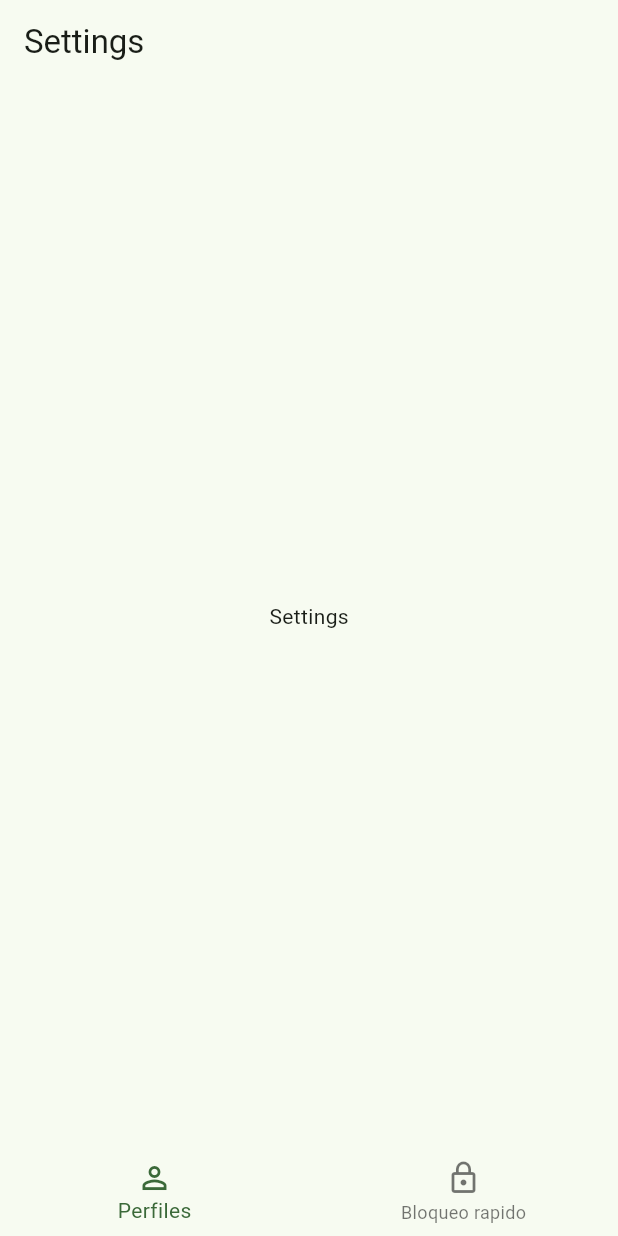
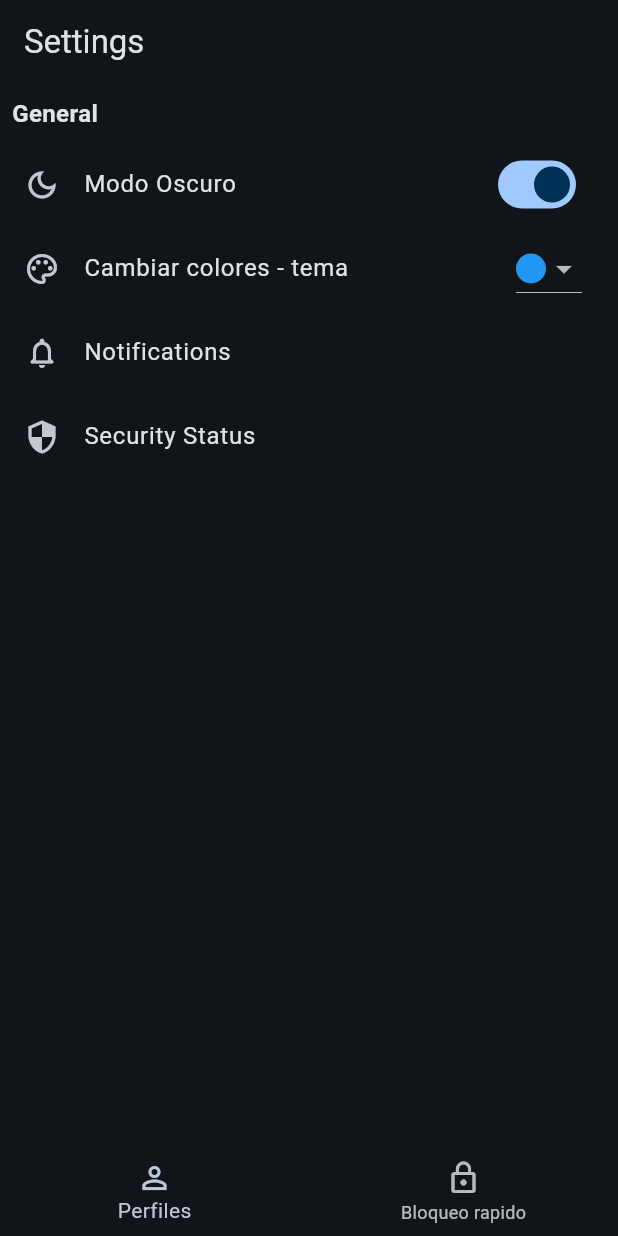
Before and after one commit to Deckgeld/focustime, a Flutter app: the SettingsScreen screen opened by its route, on a phone screen of 412 x 824 dp. Run offline on Flutter 3.47's test engine with Material 3 defaults, Android fonts, the phone set to English and light mode, and no system bars; our stand-ins replace flutter_riverpod, go_router, riverpod_annotation; generated files the repository leaves out were written again.

Commit message:
appTheme state finish

```diff
--- a/lib/config/theme/app_theme.dart
+++ b/lib/config/theme/app_theme.dart
@@ -9,14 +9,23 @@ const colorList = <Color>[
 ];
 
 class AppTheme {
+  final bool isDarkMode;
   final int selectColor;
 
-  AppTheme({required this.selectColor})
+  AppTheme({this.selectColor = 2, this.isDarkMode = true})
       : assert(selectColor >= 0, 'Select color must be greater than 0'),
-        assert(selectColor < colorList.length, 'Select color must be less than ${colorList.length}');
+        assert(selectColor < colorList.length,
+            'Select color must be less than ${colorList.length}');
 
   ThemeData getTheme() => ThemeData(
-        //useMaterial3: true,
         colorSchemeSeed: colorList[selectColor],
+        brightness: isDarkMode ? Brightness.dark : Brightness.light,
       );
+
+  AppTheme copyWith({bool? isDarkMode, int? selectColor}) {
+    return AppTheme(
+      isDarkMode: isDarkMode ?? this.isDarkMode,
+      selectColor: selectColor ?? this.selectColor,
+    );
+  }
 }
--- a/lib/main.dart
+++ b/lib/main.dart
@@ -2,19 +2,22 @@ import 'package:flutter/material.dart';
 import 'package:flutter_riverpod/flutter_riverpod.dart';
 import 'package:focustime/config/router/app_router.dart';
 import 'package:focustime/config/theme/app_theme.dart';
+import 'package:focustime/presentation/providers/providers.dart';
 
 void main() => runApp(
   const ProviderScope( child: MainApp() )
 );
 
-class MainApp extends StatelessWidget {
+class MainApp extends ConsumerWidget {
   const MainApp({super.key});
 
   @override
-  Widget build(BuildContext context) {
+  Widget build(BuildContext context, WidgetRef ref) {
+    final AppTheme appTheme = ref.watch(themeProvider);
+
     return MaterialApp.router(
       routerConfig: appRouter,
-      theme: AppTheme(selectColor: 1).getTheme(),
+      theme: appTheme.getTheme(),
       debugShowCheckedModeBanner: false,
     );
   }
--- a/lib/presentation/providers/providers.dart
+++ b/lib/presentation/providers/providers.dart
@@ -1 +1,2 @@
 export 'profiles/profile_providers.dart';
+export 'theme/theme_providers.dart';
--- /dev/null
+++ b/lib/presentation/providers/theme/theme_providers.dart
@@ -0,0 +1,22 @@
+import 'package:flutter_riverpod/flutter_riverpod.dart';
+import 'package:focustime/config/theme/app_theme.dart';
+import 'package:riverpod_annotation/riverpod_annotation.dart';
+
+part 'theme_providers.g.dart';
+
+final colorListProvider = StateProvider((ref) => colorList);
+
+@riverpod
+class Theme extends _$Theme {
+
+  @override
+  AppTheme build() => AppTheme();
+
+  void changeColor(int index) {
+    state = state.copyWith(selectColor: index);
+  }
+
+  void changeTheme() {
+    state = state.copyWith(isDarkMode: !state.isDarkMode);
+  }
+}
--- a/lib/presentation/screen/settings_screen.dart
+++ b/lib/presentation/screen/settings_screen.dart
@@ -1,17 +1,121 @@
 import 'package:flutter/material.dart';
+import 'package:flutter_riverpod/flutter_riverpod.dart';
+import 'package:focustime/presentation/providers/providers.dart';
 
-class SettingsScreen extends StatelessWidget {
+class SettingsScreen extends ConsumerWidget {
   const SettingsScreen({super.key});
 
   @override
-  Widget build(BuildContext context) {
+  Widget build(BuildContext context, WidgetRef ref) {
+    final isDarkMode = ref.watch(themeProvider).isDarkMode;
+    // Asumiendo que colors es una lista de String
+    final colors = ref.watch(colorListProvider);
+    final currentColor = ref.watch(themeProvider).selectColor;
+
+
     return Scaffold(
       appBar: AppBar(
         title: const Text('Settings'),
       ),
-      body: const Center(
-        child: Text('Settings'),
+      body: Center(
+        child: Container(
+          constraints: const BoxConstraints(),
+          child: ListView(
+            children: [
+              _SingleSection(
+                title: "General",
+                children: [
+                  _CustomListTile(
+                      title: "Modo Oscuro",
+                      icon: Icons.dark_mode_outlined,
+                      trailing: Switch(
+                          value: isDarkMode,
+                          onChanged: (value) {
+                            ref.read(themeProvider.notifier).changeTheme();
+                          })),
+                  _CustomListTile(
+                    title: "Cambiar colores - tema",
+                    icon: Icons.color_lens_outlined,
+                    trailing: DropdownButton<int>(
+                      value: currentColor, // Asegúrate de que esto sea un índice (int)
+                      items: List.generate(colors.length, (index) {
+                        return DropdownMenuItem<int>(
+                          value: index,
+                          child: Container(
+                            decoration: BoxDecoration(
+                              color: colors[index],
+                              shape: BoxShape.circle,
+                            ),
+                            width: 20,
+                            height: 20,
+                          ),
+                        );
+                      }),
+                      onChanged: (int? newIndex) {
+                        ref.read(themeProvider.notifier).changeColor(newIndex!);
+                      },
+                    ),
+                  ),
+                  const _CustomListTile(
+                      title: "Notifications",
+                      icon: Icons.notifications_none_rounded),
+                  const _CustomListTile(
+                      title: "Security Status",
+                      icon: Icons.security_outlined),
+                ],
+              ),
+            ],
+          ),
+        ),
       ),
     );
   }
 }
+
+class _CustomListTile extends StatelessWidget {
+  final String title;
+  final IconData icon;
+  final Widget? trailing;
+  const _CustomListTile(
+      {required this.title, required this.icon, this.trailing});
+
+  @override
+  Widget build(BuildContext context) {
+    return ListTile(
+      title: Text(title),
+      leading: Icon(icon),
+      trailing: trailing,
+      onTap: () {},
+    );
+  }
+}
+
+class _SingleSection extends StatelessWidget {
+  final String? title;
+  final List<Widget> children;
+  const _SingleSection({
+    this.title,
+    required this.children,
+  });
+
+  @override
+  Widget build(BuildContext context) {
+    return Column(
+      mainAxisAlignment: MainAxisAlignment.start,
+      crossAxisAlignment: CrossAxisAlignment.start,
+      children: [
+        if (title != null)
+          Padding(
+            padding: const EdgeInsets.all(8.0),
+            child: Text(
+              title!,
+              style: const TextStyle(fontSize: 16, fontWeight: FontWeight.bold),
+            ),
+          ),
+        Column(
+          children: children,
+        ),
+      ],
+    );
+  }
+}
--- a/lib/presentation/widgets/cards/blocked_apps_icon.dart
+++ b/lib/presentation/widgets/cards/blocked_apps_icon.dart
@@ -3,7 +3,7 @@ import 'package:flutter/material.dart';
 class BlockedAppsIcons extends StatelessWidget {
   final List<String> appImageUrls;
 
-  BlockedAppsIcons({required this.appImageUrls});
+  const BlockedAppsIcons({super.key, required this.appImageUrls});
 
   @override
   Widget build(BuildContext context) {
--- a/lib/presentation/widgets/cards/card_lockprifile.dart
+++ b/lib/presentation/widgets/cards/card_lockprifile.dart
@@ -6,7 +6,7 @@
 class LockProfileCard extends StatelessWidget {
   final LockProfile profile;
 
-  LockProfileCard({required this.profile});
+  const LockProfileCard({super.key, required this.profile});
 
   @override
   Widget build(BuildContext context) {
```
Also changed, not shown: lib/presentation/providers/theme/theme_providers.g.dart.
